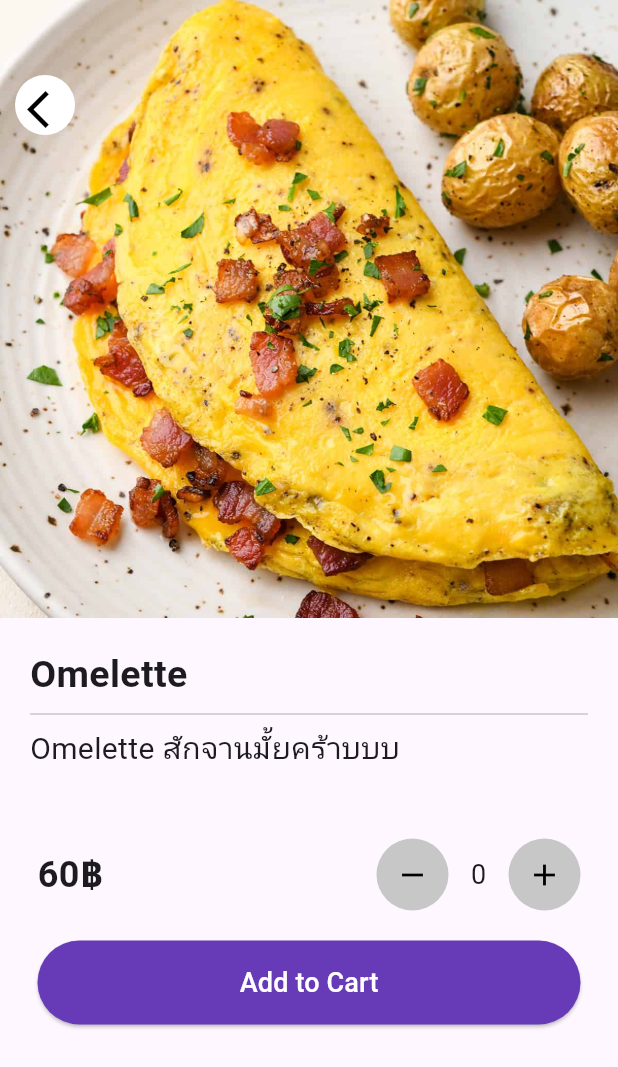
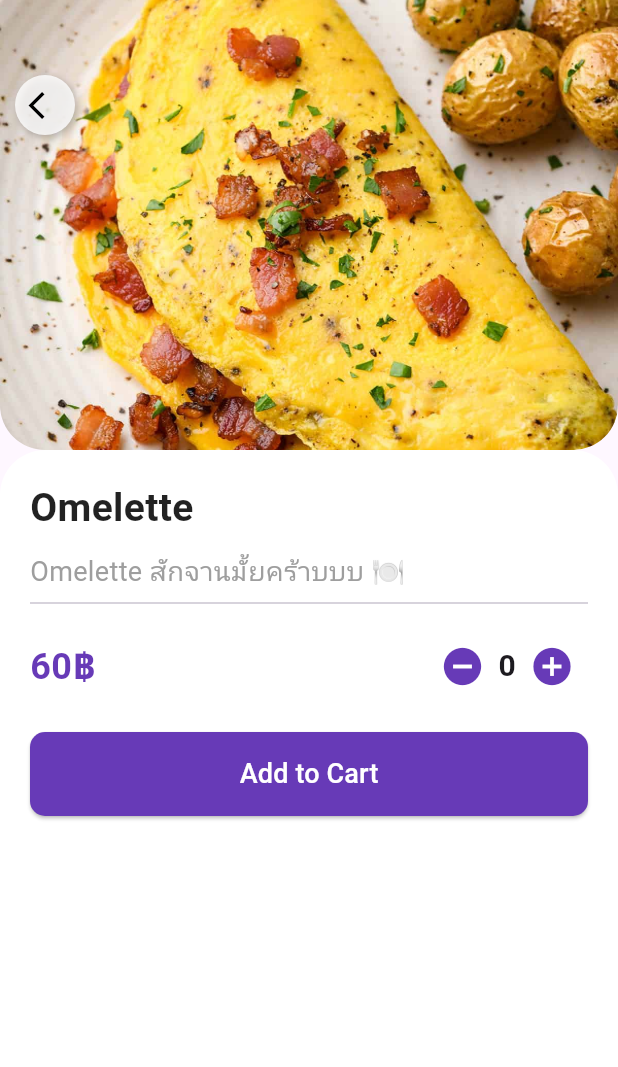
Before and after one commit to pwtpcn/Mobile-Food-App, a Flutter app: the screen it shows after launch, after a tap on "Omelette", on a phone screen of 412 x 824 dp. Shown: the top 1067 px of the screen. Run offline on Flutter 3.47's test engine with Material 3 defaults, Android fonts, the phone set to English and light mode, and no system bars.

Commit message:
edit menu detail page

```diff
--- a/lib/item_detail.dart
+++ b/lib/item_detail.dart
@@ -18,18 +18,36 @@ class Detail extends StatefulWidget {
   State<Detail> createState() => _DetailState();
 }
 
-class _DetailState extends State<Detail> {
-  int amount=0;
+class _DetailState extends State<Detail> with SingleTickerProviderStateMixin {
+  int amount = 0;
+  late AnimationController _animationController;
+  late Animation<double> _fadeAnimation;
 
-  void incrementAmount(){
+  @override
+  void initState() {
+    super.initState();
+    _animationController =
+        AnimationController(vsync: this, duration: const Duration(milliseconds: 500));
+    _fadeAnimation = CurvedAnimation(
+        parent: _animationController, curve: Curves.easeIn);
+    _animationController.forward();
+  }
+
+  @override
+  void dispose() {
+    _animationController.dispose();
+    super.dispose();
+  }
+
+  void incrementAmount() {
     setState(() {
       amount++;
     });
   }
 
-  void decrementAmount(){
+  void decrementAmount() {
     setState(() {
-      if(amount>0){
+      if (amount > 0) {
         amount--;
       }
     });
@@ -38,12 +56,14 @@ class _DetailState extends State<Detail> {
   void addToCart() {
     if (amount > 0) {
       final shop = context.read<Shop>();
-    shop.addToCart(ProductBox(name: widget.itemName, price: widget.itemPrice, image: widget.itemImg), amount);
+      shop.addToCart(ProductBox(
+          name: widget.itemName, price: widget.itemPrice, image: widget.itemImg), amount);
 
       showDialog(
         context: context,
         barrierDismissible: false,
         builder: (context) => AlertDialog(
+          shape: RoundedRectangleBorder(borderRadius: BorderRadius.circular(15)),
           backgroundColor: Colors.deepPurple[200],
           content: const Text(
             "Successfully added to cart",
@@ -51,11 +71,15 @@ class _DetailState extends State<Detail> {
             textAlign: TextAlign.center,
           ),
           actions: [
-          IconButton(
-            onPressed: () {
-              Navigator.pop(context);
-            },
-            icon: const Icon(Icons.done, color: Colors.white),
+            Center(
+              child: ElevatedButton(
+                style: ElevatedButton.styleFrom(
+                  backgroundColor: Colors.white,
+                  shape: RoundedRectangleBorder(borderRadius: BorderRadius.circular(10)),
+                ),
+                onPressed: () => Navigator.pop(context),
+                child: const Text("OK", style: TextStyle(color: Colors.deepPurple)),
+              ),
             ),
           ],
         ),
@@ -63,16 +87,24 @@ class _DetailState extends State<Detail> {
     }
   }
 
-
   @override
   Widget build(BuildContext context) {
     return Scaffold(
-      body: Column(
+      body: FadeTransition(
+        opacity: _fadeAnimation,
+        child: Column(
           children: [
             Stack(
               children: [
-              Image.asset(
+                ClipRRect(
+                  borderRadius:
+                      const BorderRadius.only(bottomLeft: Radius.circular(30), bottomRight: Radius.circular(30)),
+                  child: Image.asset(
                     "assets/images/${widget.itemImg}",
+                    width: double.infinity,
+                    height: 300,
+                    fit: BoxFit.cover,
+                  ),
                 ),
                 Positioned(
                   top: 50,
@@ -80,9 +112,12 @@ class _DetailState extends State<Detail> {
                   child: Container(
                     height: 40,
                     width: 40,
-                  decoration: const BoxDecoration(
+                    decoration: BoxDecoration(
                       shape: BoxShape.circle,
-                    color: Colors.white
+                      color: Colors.white.withOpacity(0.8),
+                      boxShadow: [
+                        BoxShadow(color: Colors.black26, blurRadius: 4, offset: Offset(2, 2)),
+                      ],
                     ),
                     child: Center(
                       child: IconButton(
@@ -90,7 +125,7 @@ class _DetailState extends State<Detail> {
                         icon: const Icon(
                           Icons.arrow_back_ios,
                           color: Colors.black,
-                        size: 30,
+                          size: 22,
                         ),
                       ),
                     ),
@@ -98,33 +133,32 @@ class _DetailState extends State<Detail> {
                 ),
               ],
             ),
-          Padding(
+            Expanded(
+              child: Container(
                 padding: const EdgeInsets.all(20),
+                decoration: const BoxDecoration(
+                  color: Colors.white,
+                  borderRadius: BorderRadius.only(
+                      topLeft: Radius.circular(30), topRight: Radius.circular(30)),
+                ),
                 child: Column(
                   crossAxisAlignment: CrossAxisAlignment.start,
                   children: [
                     Text(
                       widget.itemName,
                       style: const TextStyle(
-                    fontSize: 25,
-                    fontWeight: FontWeight.bold
+                          fontSize: 26, fontWeight: FontWeight.bold, color: Colors.black87),
+                    ),
+                    const SizedBox(height: 10),
+                    Text(
+                      '${widget.itemName} สักจานมั้ยคร้าบบบ 🍽️',
+                      style: const TextStyle(
+                        fontSize: 18,
+                        color: Colors.grey,
                       ),
                     ),
                     const Divider(),
-                Text(
-                  '${widget.itemName} สักจานมั้ยคร้าบบบ',
-                  style: const TextStyle(
-                    fontSize: 20,
-                  ),
-                )
-              ],
-            ),
-          ),
-
-          Container(
-            padding: const EdgeInsets.all(25),
-            child: Column(
-              children: [
+                    const SizedBox(height: 10),
                     Row(
                       mainAxisAlignment: MainAxisAlignment.spaceBetween,
                       children: [
@@ -133,64 +167,40 @@ class _DetailState extends State<Detail> {
                           style: const TextStyle(
                             fontSize: 24,
                             fontWeight: FontWeight.bold,
+                            color: Colors.deepPurple,
                           ),
                         ),
                         Row(
                           children: [
-                        //minus
-                        Container(
-                          decoration: const BoxDecoration(
-                            color: Color.fromARGB(255, 199, 199, 199),
-                            shape: BoxShape.circle,
-                          ),
-                          child: IconButton(
-                            icon: const Icon(
-                              Icons.remove,
-                              color: Colors.black,
-                            ),
+                            // Decrease Button
+                            IconButton(
+                              icon: const Icon(Icons.remove_circle, color: Colors.deepPurple, size: 30),
                               onPressed: decrementAmount,
                             ),
+                            // Count Display
+                            Text(
+                              amount.toString(),
+                              style: const TextStyle(fontSize: 20, fontWeight: FontWeight.bold),
                             ),
-
-                        //count
-                        SizedBox(
-                          width: 40,
-                          child: Center(
-                            child: Text(
-                              amount.toString(),
-                              style: const TextStyle(
-                                fontSize: 18,
-                              ),
-                            ),
-                          ),
-                        ),
-
-                        //plus
-                        Container(
-                          decoration: const BoxDecoration(
-                            color: Color.fromARGB(255, 199, 199, 199),
-                            shape: BoxShape.circle,
-                          ),
-                          child: IconButton(
-                            icon: const Icon(
-                              Icons.add,
-                              color: Colors.black,
-                            ),
+                            // Increase Button
+                            IconButton(
+                              icon: const Icon(Icons.add_circle, color: Colors.deepPurple, size: 30),
                               onPressed: incrementAmount,
-                          ),
                             ),
                           ],
                         ),
                       ],
                     ),
                     const SizedBox(height: 20),
-                // Add to Cart Button
+                    // Add to Cart Button with Gradient
                     SizedBox(
                       width: double.infinity,
                       child: ElevatedButton(
                         onPressed: addToCart,
                         style: ElevatedButton.styleFrom(
                           padding: const EdgeInsets.symmetric(vertical: 15),
+                          shape: RoundedRectangleBorder(
+                              borderRadius: BorderRadius.circular(10)),
                           backgroundColor: Colors.deepPurple,
                         ),
                         child: const Text(
@@ -201,8 +211,10 @@ class _DetailState extends State<Detail> {
                     ),
                   ],
                 ),
+              ),
             )
           ],
+        ),
       ),
     );
   }
```
Lines whose indentation alone changed are shown as unchanged.
